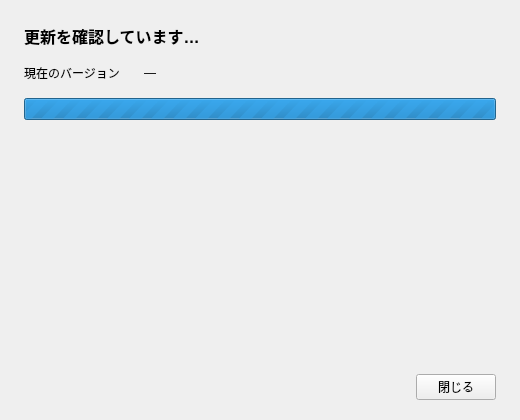
The window that ui/dialogs/UpdateDialog.ui (Ikumyon/AutoLingua2) describes before a commit, drawn with Qt 5.
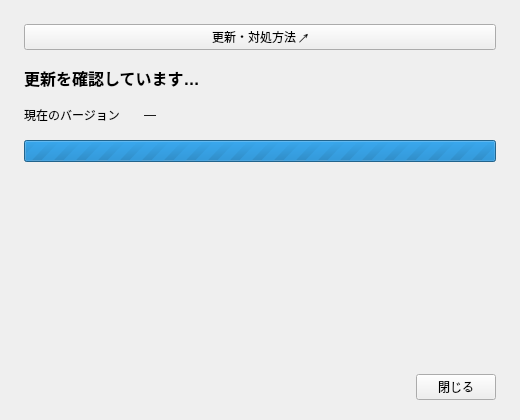
The same window after the commit.

Commit message: サムネイル編集・エクスポート機能および自動化トリガー機能の追加、各種UI・ガイドの更新

```diff
--- a/ui/dialogs/UpdateDialog.ui
+++ b/ui/dialogs/UpdateDialog.ui
@@ -6,6 +6,7 @@
   <property name="minimumSize"><size><width>460</width><height>360</height></size></property>
   <property name="windowTitle"><string>ソフトウェアの更新</string></property>
   <layout class="QVBoxLayout" name="layoutRoot">
+   <item><widget class="QPushButton" name="buttonGuideUpdate"><property name="text"><string>更新・対処方法 ↗</string></property><property name="toolTip"><string>オンラインガイドをブラウザで開きます。</string></property><property name="autoDefault"><bool>false</bool></property></widget></item>
    <property name="spacing"><number>16</number></property>
    <property name="leftMargin"><number>24</number></property>
    <property name="topMargin"><number>24</number></property>
```
The commit also changes 125 other files.
